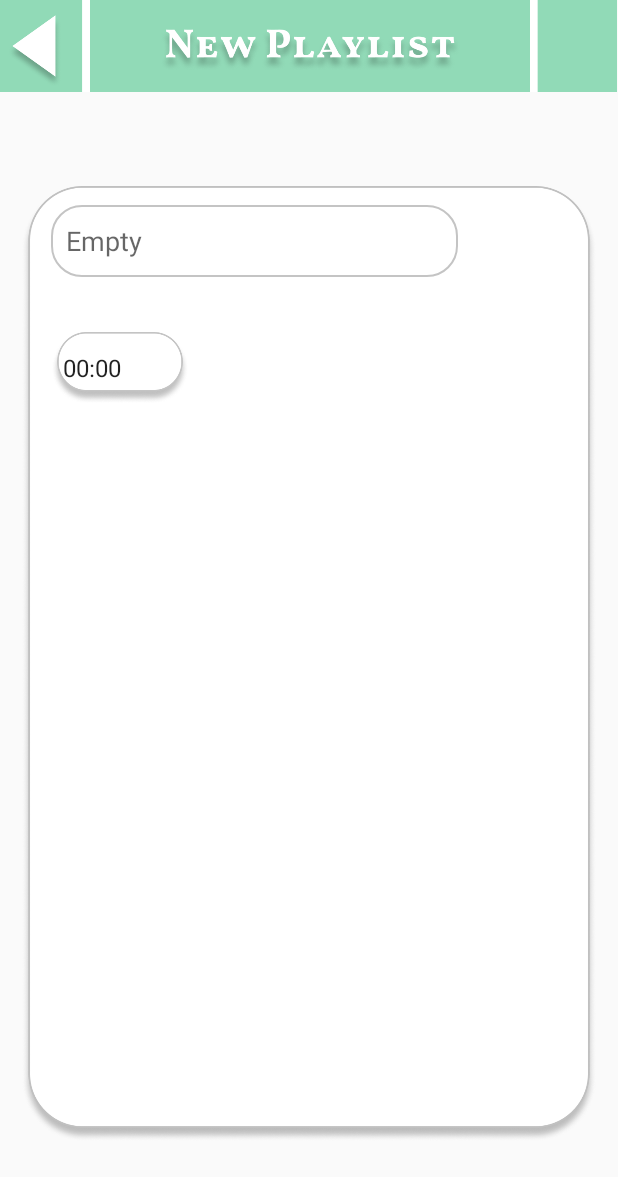
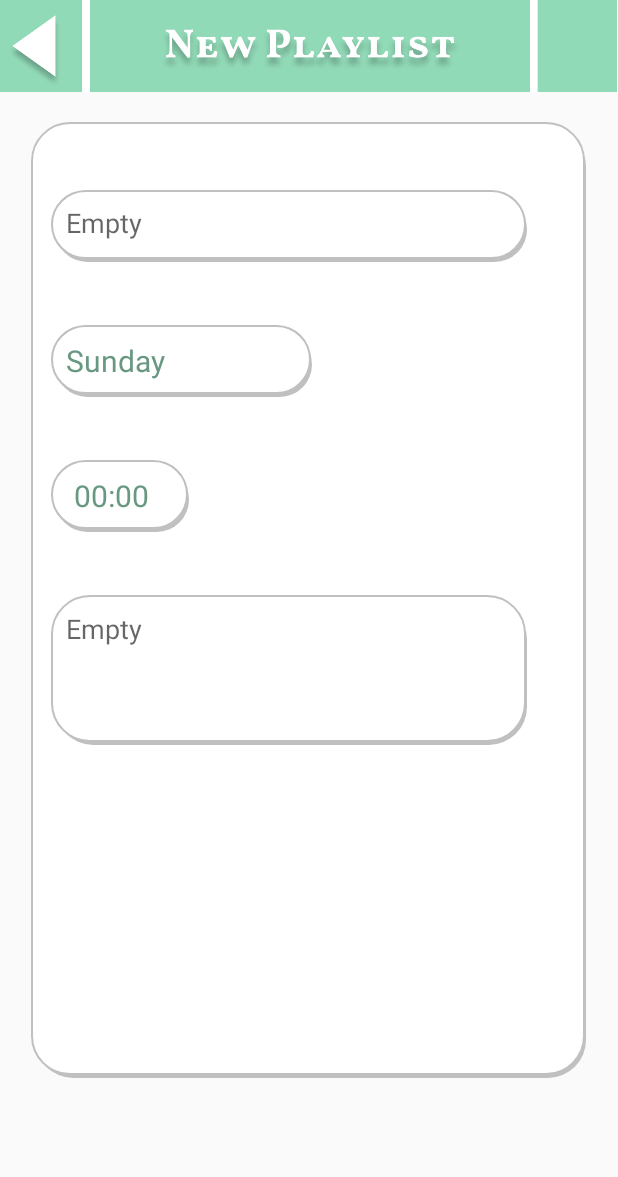
Before and after one commit to LionsDevelopment/HIITProject, an Android app: the CreatePlayList screen opened directly, with no data from a screen before it, on a phone screen of 412 x 824 dp. Shown: the top 1177 px of the screen. Run offline under Robolectric (Android 15) with nearby library versions, the phone set to English and light mode, and no system bars.

Commit message:
Editiing to activity_create_play_list.xml including coloured text in spinners.

```diff
--- a/app/src/main/java/com/example/hiitproject/CreatePlayList.java
+++ b/app/src/main/java/com/example/hiitproject/CreatePlayList.java
@@ -4,7 +4,9 @@ import androidx.appcompat.app.AppCompatActivity;
 
 import android.content.Intent;
 import android.os.Bundle;
+import android.view.View;
 import android.widget.ArrayAdapter;
+import android.widget.Button;
 import android.widget.EditText;
 import android.widget.Spinner;
 
@@ -16,17 +18,33 @@ public class CreatePlayList extends AppCompatActivity {
         }
         catch(NullPointerException e){}
     }
-
+    public void adaptArrayIntoSpinner(Spinner spin, int arrloc){
+        ArrayAdapter<CharSequence> adapter = ArrayAdapter.createFromResource(this, arrloc, R.layout.spinner_custom);
+        adapter.setDropDownViewResource(R.layout.spinner_custom);
+        spin.setAdapter(adapter);
+    }
     @Override
     protected void onCreate(Bundle savedInstanceState) {
         super.onCreate(savedInstanceState);
         setContentView(R.layout.activity_create_play_list);
+        //Variables
+        Intent createin = getIntent();
+        EditText plltitle = findViewById(R.id.plltitle);
+        Spinner spintime = findViewById(R.id.timespin);
+        Spinner spinday = findViewById(R.id.dayspin);
+        Button backtohome = findViewById(R.id.backbutton);
+
+        //Actions
         hideTopAction();
-        Intent createin = getIntent();
-        EditText plltitle = (EditText)findViewById(R.id.plltitle);
-        Spinner spinday = (Spinner)findViewById(R.id.dayspin);
-        ArrayAdapter<CharSequence> adapter = ArrayAdapter.createFromResource(this, R.array.timeofday, android.R.layout.simple_spinner_item);
-        adapter.setDropDownViewResource(android.R.layout.simple_spinner_item);
-        spinday.setAdapter(adapter);
+        adaptArrayIntoSpinner(spintime, R.array.timeofday);
+        adaptArrayIntoSpinner(spinday, R.array.dayofweek);
+        backtohome.setOnClickListener(new View.OnClickListener() {
+            @Override
+            public void onClick(View view) {
+                Intent backhomein = new Intent(CreatePlayList.this, HomePage.class);
+                startActivity(backhomein);
+            }
+        });
+
     }
 }
--- /dev/null
+++ b/app/src/main/res/drawable/graident2.xml
@@ -0,0 +1,9 @@
+<?xml version="1.0" encoding="utf-8"?>
+<shape android:shape="rectangle"
+    xmlns:android="http://schemas.android.com/apk/res/android">
+    <gradient
+        android:startColor="@color/darkgrey"
+        android:endColor="@color/lightgrey"
+        android:angle="270"
+        />
+</shape>
--- a/app/src/main/res/drawable/plledit.xml
+++ b/app/src/main/res/drawable/plledit.xml
@@ -1,17 +1,19 @@
 <?xml version="1.0" encoding="utf-8"?>
-<shape xmlns:android="http://schemas.android.com/apk/res/android"
-    android:shape="rectangle">
-    <solid android:color="@color/white"/>
-    <size
-        android:height="48dp"
-        android:width="271dp"/>
-    <stroke
-        android:width="1dp"
-        android:color="@color/colorPrimaryDark"
-        />
-    <corners android:radius="20dp"/>
+<layer-list xmlns:android="http://schemas.android.com/apk/res/android">
+    <item android:left="3dp" android:top="5dp">
+        <shape android:shape="rectangle">
+            <solid android:color="@color/darkgrey"/>
+            <corners android:radius="25dp"/>
+        </shape>
+    </item>
+    <item android:bottom="2dp" android:right="1dp">
+        <shape android:shape="rectangle">
+            <solid android:color="@color/white"/>
+            <stroke
+                android:width="1dp"
+                android:color="@color/darkgrey" />
+            <corners android:radius="25dp"/>
+        </shape>
+    </item>
 
-
-
-
-</shape>
+</layer-list>
--- a/app/src/main/res/layout/activity_create_play_list.xml
+++ b/app/src/main/res/layout/activity_create_play_list.xml
@@ -50,45 +50,83 @@
         android:layout_width="match_parent"
         android:layout_height="wrap_content">
 
-        <View
-            android:id="@+id/view"
-            android:layout_width="match_parent"
-            android:layout_height="wrap_content" />
 
         <ImageView
             android:id="@+id/newplbody"
             android:contentDescription="@string/todo"
-            android:layout_width="420dp"
+            android:layout_width="370dp"
             android:layout_height="637dp"
-            app:srcCompat="@drawable/newplbody"
+            android:layout_marginTop="40dp"
+            android:background="@drawable/plledit"
             android:layout_centerHorizontal="true"
             android:layout_centerVertical="true"/>
 
         <EditText
             android:id="@+id/plltitle"
-            android:layout_width="271dp"
+            android:layout_width="317dp"
             android:layout_height="48dp"
-            android:layout_marginTop="75dp"
-            android:layout_marginLeft="44dp"
+            android:layout_alignStart="@+id/newplbody"
+            android:layout_alignLeft="@+id/newplbody"
+            android:layout_alignTop="@+id/newplbody"
+            android:layout_marginStart="13dp"
+            android:layout_marginLeft="13dp"
+            android:layout_marginTop="25dp"
             android:background="@drawable/plledit"
+            android:hint="@string/empty"
+            android:importantForAutofill="no"
+            android:inputType="text"
             android:paddingLeft="10dp"
             android:paddingRight="10dp"
-            android:importantForAutofill="no"
-            android:inputType="text"
-            android:textColor="@color/darklime"
-            android:layout_marginStart="34dp"
-            android:hint="@string/empty" />
+            android:paddingBottom="4dp"
+            android:textColor="@color/darklime" />
 
         <Spinner
             android:id="@+id/dayspin"
+            android:layout_width="174dp"
+            android:layout_height="48dp"
+            android:layout_below="@+id/plltitle"
+            android:layout_alignStart="@+id/newplbody"
+            android:layout_alignLeft="@+id/newplbody"
+            android:layout_marginStart="13dp"
+            android:layout_marginLeft="13dp"
+            android:layout_marginTop="42dp"
+            android:background="@drawable/plledit"
+            android:paddingStart="10dp"
+            android:paddingLeft="10dp"
+            android:paddingRight="10dp"/>
+
+        <Spinner
+            android:id="@+id/timespin"
             android:layout_width="92dp"
             android:layout_height="48dp"
-            android:layout_marginTop="160dp"
-            android:layout_marginLeft="34dp"
-            android:background="@drawable/pltimedit"
-            android:textColor="@color/limegreen"
-            android:layout_marginStart="34dp" />
+            android:layout_below="@+id/dayspin"
+            android:layout_alignStart="@+id/newplbody"
+            android:layout_alignLeft="@+id/newplbody"
+            android:layout_marginStart="13dp"
+            android:layout_marginLeft="13dp"
+            android:layout_marginTop="42dp"
+            android:background="@drawable/plledit"
+            android:paddingLeft="15dp"
+            android:paddingRight="15dp" />
 
+        <EditText
+            android:id="@+id/description"
+            android:layout_width="317dp"
+            android:layout_height="100dp"
+            android:layout_below="@+id/timespin"
+            android:layout_alignStart="@+id/newplbody"
+            android:layout_alignLeft="@+id/newplbody"
+            android:layout_marginStart="13dp"
+            android:layout_marginLeft="13dp"
+            android:layout_marginTop="42dp"
+            android:background="@drawable/plledit"
+            android:hint="@string/empty"
+            android:textColor="@color/darklime"
+            android:paddingLeft="10dp"
+            android:paddingRight="10dp"
+            android:paddingBottom="55dp"
+            android:autofillHints=""
+            android:inputType="text" />
 
     </RelativeLayout>
 
--- /dev/null
+++ b/app/src/main/res/layout/spinner_custom.xml
@@ -0,0 +1,9 @@
+<?xml version="1.0" encoding="utf-8"?>
+<TextView xmlns:android="http://schemas.android.com/apk/res/android"
+    android:layout_width="match_parent"
+    android:layout_height="wrap_content"
+    android:textColor="@color/darklime"
+    android:text="@string/test"
+    android:textSize="20sp">
+
+</TextView>
--- a/app/src/main/res/values/colors.xml
+++ b/app/src/main/res/values/colors.xml
@@ -1,8 +1,9 @@
 <?xml version="1.0" encoding="utf-8"?>
 <resources>
     <color name="colorPrimary">#6200EE</color>
-    <color name="colorPrimaryDark">#C4C4C4</color>
+    <color name="lightgrey">#E4E4E4</color>
     <color name="limegreen">#91DAB7</color>
     <color name="darklime">#689881</color>
     <color name="white">#FFFFFF</color>
+    <color name="darkgrey">#C1C0C0</color>
 </resources>
--- a/app/src/main/res/values/strings.xml
+++ b/app/src/main/res/values/strings.xml
@@ -8,6 +8,7 @@
     <string name="searchwhitebar">TODO</string>
     <string name="todo">TODO</string>
     <string name="empty">Empty</string>
+    <string name="test">Test</string>
     <string-array name="timeofday">
         <item>00:00</item>
         <item>01:00</item>
@@ -34,5 +35,14 @@
         <item>22:00</item>
         <item>23:00</item>
     </string-array>
+    <string-array name="dayofweek">
+        <item>Sunday</item>
+        <item>Monday</item>
+        <item>Tuesday</item>
+        <item>Wednesday</item>
+        <item>Thurday</item>
+        <item>Friday</item>
+        <item>Saturday</item>
+    </string-array>
 
 </resources>
--- a/app/src/main/res/values/styles.xml
+++ b/app/src/main/res/values/styles.xml
@@ -3,8 +3,7 @@
     <style name="AppTheme" parent="Theme.AppCompat.Light.DarkActionBar">
         <!-- Customize your theme here. -->
         <item name="colorPrimary">@color/colorPrimary</item>
-        <item name="colorPrimaryDark">@color/colorPrimaryDark</item>
+        <item name="colorPrimaryDark">@color/darkgrey</item>
         <item name="colorAccent">@color/limegreen</item>
     </style>
-
 </resources>
```
